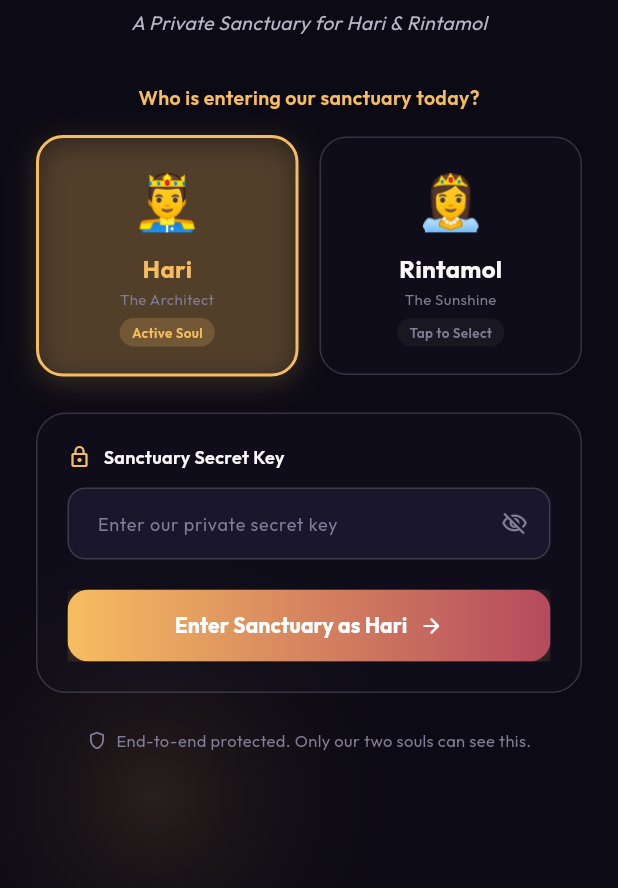
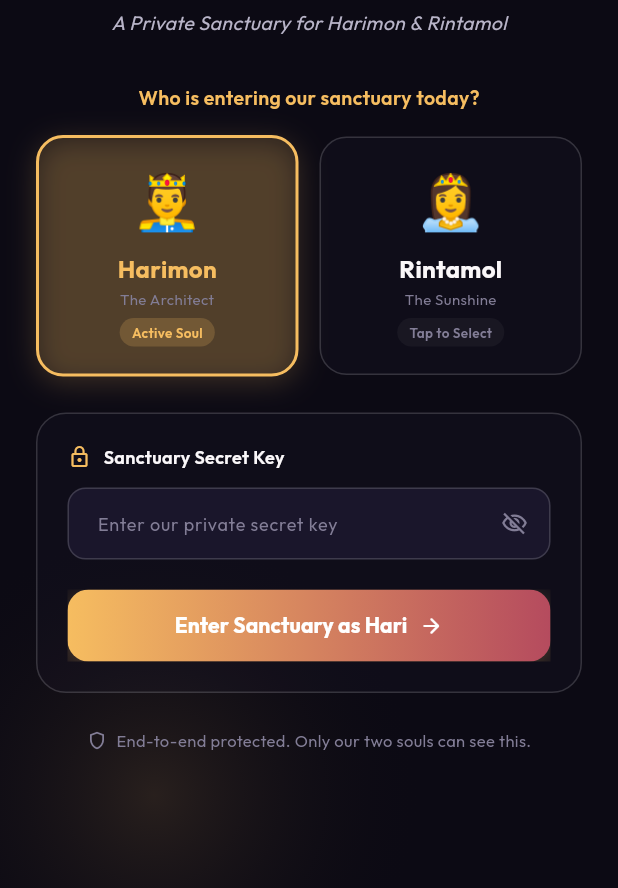
Before and after one commit to haririn857-hub/Zusammen, a Flutter app: the screen it shows after launch, on a phone screen of 412 x 824 dp, the part 348-1236 px from its top. Run offline on Flutter 3.47's test engine with Material 3 defaults, Android fonts, the phone set to English and light mode, and no system bars; our stand-ins replace flutter_animate, google_fonts, supabase_flutter; accounts and stored records are empty.

Commit message:
fix(lint): fix async context lint in celebration dialog & change Hari to Harimon across app

```diff
--- a/lib/core/config/app_config.dart
+++ b/lib/core/config/app_config.dart
@@ -4,7 +4,7 @@ class AppConfig {
   static const String partnerBoy = 'Harikrishnan';
   static const String partnerGirl = 'Rinta Maria';
   static const String partnerGirlPetName = 'Rintamol';
-  static const String partnerBoyPetName = 'Hari';
+  static const String partnerBoyPetName = 'Harimon';
 
   // Couple ID
   static const String coupleId = '11111111-1111-1111-1111-111111111111';
--- a/lib/features/auth/pages/sanctuary_auth_page.dart
+++ b/lib/features/auth/pages/sanctuary_auth_page.dart
@@ -139,7 +139,7 @@ class _SanctuaryAuthPageState extends State<SanctuaryAuthPage> with SingleTicker
                       ),
                       const SizedBox(height: 6),
                       Text(
-                        'A Private Sanctuary for Hari & Rintamol',
+                        'A Private Sanctuary for Harimon & Rintamol',
                         style: AppTypography.body(
                           fontSize: 13,
                           color: AppColors.textSecondary,
@@ -163,7 +163,7 @@ class _SanctuaryAuthPageState extends State<SanctuaryAuthPage> with SingleTicker
                         children: [
                           Expanded(
                             child: _buildPartnerCard(
-                              name: 'Hari',
+                              name: 'Harimon',
                               fullName: 'Harikrishnan',
                               roleTag: 'The Architect',
                               avatar: '🤴',
--- a/lib/features/dashboard/controllers/dashboard_controller.dart
+++ b/lib/features/dashboard/controllers/dashboard_controller.dart
@@ -47,9 +47,12 @@ class DashboardController extends ChangeNotifier with Initializer {
   Map<String, dynamic>? get rintaMember =>
       coupleMembers.firstWhere((m) => m['partner_role'] == 'rinta', orElse: () => <String, dynamic>{});
 
-  String get hariName => (hariMember?['pet_name'] as String?) ?? (coupleData?['couple_name']?.toString().split('&').first.trim() ?? 'Hari');
+  String get hariName {
+    final pet = (hariMember?['pet_name'] as String?) ?? (coupleData?['couple_name']?.toString().split('&').first.trim() ?? 'Harimon');
+    return (pet.toLowerCase() == 'hari') ? 'Harimon' : pet;
+  }
   String get rintaName => (rintaMember?['pet_name'] as String?) ?? (coupleData?['couple_name']?.toString().split('&').last.trim() ?? 'Rintamol');
-  String get coupleTitle => (coupleData?['couple_name'] as String?) ?? '$hariName & $rintaName';
+  String get coupleTitle => '$hariName & $rintaName';
 
   // Dynamic Perspective based on authenticated partner
   bool get isHari => SupabaseService().isCurrentHari;
--- a/lib/features/dashboard/widgets/dual_horizons_widget.dart
+++ b/lib/features/dashboard/widgets/dual_horizons_widget.dart
@@ -71,7 +71,7 @@ class DualHorizonsWidget extends StatelessWidget {
     final rintaMood = controller?.rintaMember?['current_mood']?.toString().replaceAll('_', ' ') ?? 'peaceful';
     final hariMood = controller?.hariMember?['current_mood']?.toString().replaceAll('_', ' ') ?? 'determined';
     final rintaName = controller?.rintaName ?? 'Rintamol';
-    final hariName = controller?.hariName ?? 'Hari';
+    final hariName = controller?.hariName ?? 'Harimon';
 
     return Row(
       children: [
--- a/lib/features/dashboard/widgets/love_deck_view.dart
+++ b/lib/features/dashboard/widgets/love_deck_view.dart
@@ -190,7 +190,7 @@ class _LoveDeckViewState extends State<LoveDeckView> {
                     decoration: InputDecoration(
                       labelText: 'Loving Message / Whisper',
                       labelStyle: const TextStyle(color: AppColors.champagneGold, fontSize: 13),
-                      hintText: 'Hari/Rinta whispering reassuring words with deep love...',
+                      hintText: 'Harimon/Rinta whispering reassuring words with deep love...',
                       hintStyle: AppTypography.body(color: AppColors.textTertiary),
                       filled: true,
                       fillColor: AppColors.surfaceGlass,
--- a/lib/main.dart
+++ b/lib/main.dart
@@ -18,7 +18,7 @@ class ZusammenApp extends StatelessWidget {
     final isAuthenticated = SupabaseService().isAuthenticated;
 
     return MaterialApp(
-      title: 'Zusammen — Hari & Rintamol',
+      title: 'Zusammen — Harimon & Rintamol',
       debugShowCheckedModeBanner: false,
       theme: AppTheme.romanticDarkTheme,
       home: isAuthenticated ? const DashboardPage() : const SanctuaryAuthPage(),
```
Also changed, not shown: lib/features/dashboard/widgets/love_kiss_celebration_dialog.dart (+27 -9 lines), 3 other files.
